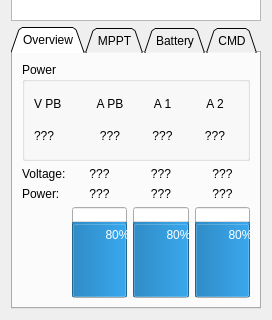
Above: src/ui/energybudget.ui from ethz-asl/qgc_asl before the change; both pictures show x 0 to 272 and y 190 to 510 of the 272 by 510 pixel window. Below: the same form after it.
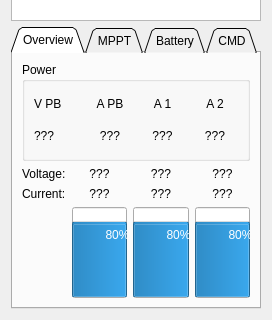
That is the form after the change.

Commit message: EnergyBudget: Show battery current instead of power in overview tab

Patch:
```diff
--- a/src/ui/energybudget.ui
+++ b/src/ui/energybudget.ui
@@ -171,7 +171,7 @@
          <item row="1" column="0">
           <widget class="QLabel" name="batPowerLabel_2">
            <property name="text">
-            <string>Power:</string>
+            <string>Current:</string>
            </property>
           </widget>
          </item>
```
Left out of the diff: 6 changed lines with no effect on the pictures. The commit also changes 1 other file.
